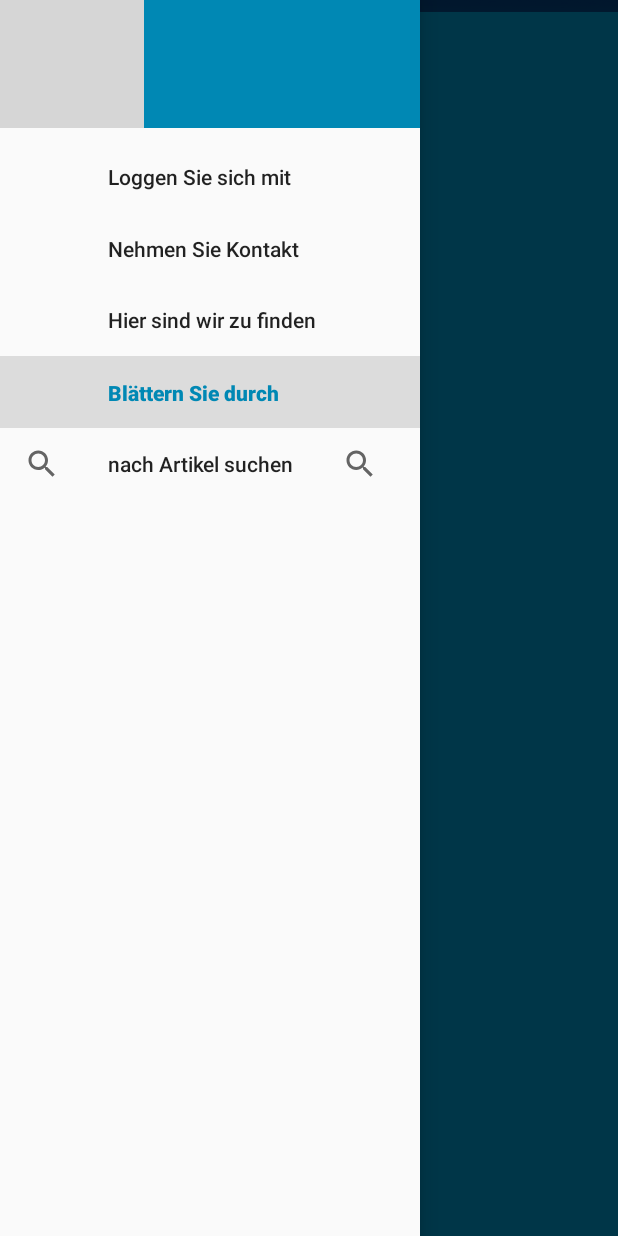
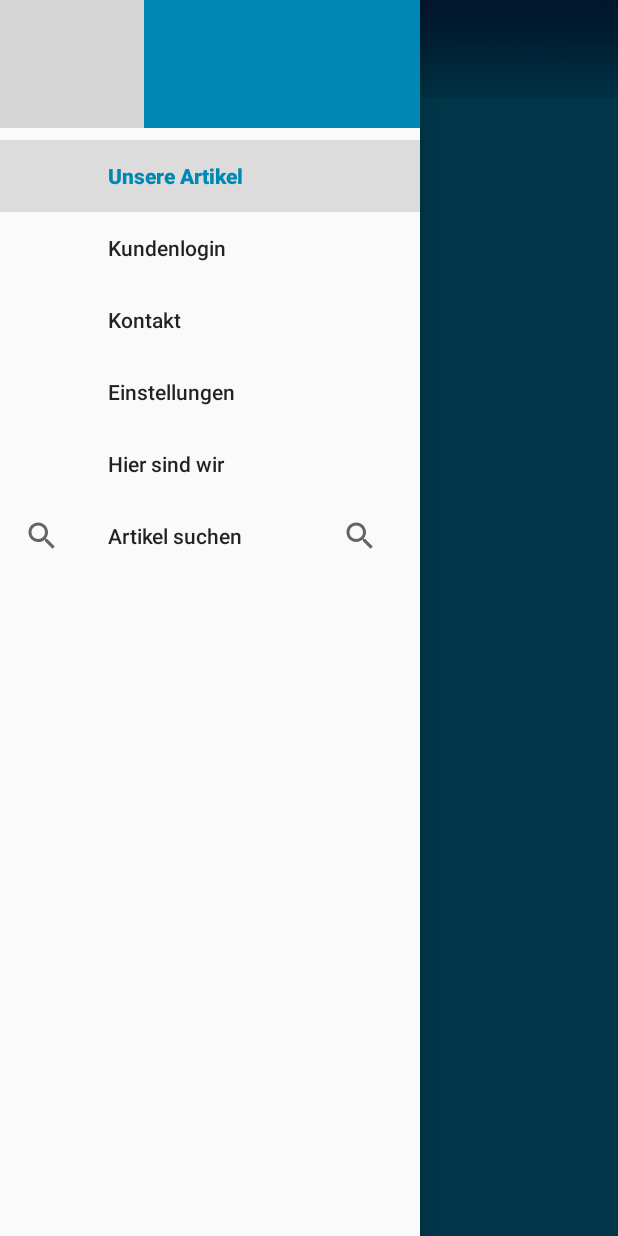
Before and after one commit to TrikiDino/Arndt, an Android app: the ActivitySucherg screen opened directly, with no data from a screen before it, with the side drawer open, on a phone screen of 412 x 824 dp. Run offline under Robolectric (Android 15) with nearby library versions, the phone set to English and light mode, and no system bars; network calls fail; 1 statement that could not run was skipped; grey boxes are pictures that could not be loaded.

Commit message:
20190316_04

```diff
--- a/app/src/main/res/layout/activity_sucherg.xml
+++ b/app/src/main/res/layout/activity_sucherg.xml
@@ -1,3 +1,4 @@
+<?xml version="1.0" encoding="utf-8"?>
 <android.support.v4.widget.DrawerLayout xmlns:android="http://schemas.android.com/apk/res/android"
     xmlns:app="http://schemas.android.com/apk/res-auto"
     xmlns:tools="http://schemas.android.com/tools"
@@ -13,16 +14,20 @@
 
         <include
             android:id="@+id/toolbar"
-            layout="@layout/toolbar_main" />
+            layout="@layout/toolbar_main"
+            android:layout_width="0dp"
+            android:layout_height="85dp"
+            app:layout_constraintEnd_toEndOf="parent"
+            app:layout_constraintStart_toStartOf="parent"
+            app:layout_constraintTop_toTopOf="parent" />
 
         <android.support.v7.widget.RecyclerView
             android:id="@+id/rcKatGruppe"
             android:layout_width="match_parent"
             android:layout_height="match_parent"
-            android:layout_marginTop="8dp"
+            android:layout_marginTop="65dp"
             android:background="@color/colorPrimary"
-            app:layout_constraintTop_toBottomOf="@+id/toolbar"
-            tools:layout_marginTop="@dimen/nav_header_height" />
+            app:layout_constraintTop_toBottomOf="@+id/toolbar" />
 
 
     </android.support.constraint.ConstraintLayout>
--- a/app/src/main/res/menu/menu_nav.xml
+++ b/app/src/main/res/menu/menu_nav.xml
@@ -4,18 +4,22 @@
 
     <group android:checkableBehavior="single">
 
+        <item
+            android:id="@+id/nav_katalog"
+            android:checked="true"
+            android:title="@string/katalog" />
         <item android:id="@+id/nav_login"
             android:title="@string/login"/>
 
         <item android:id="@+id/nav_kontakt"
             android:title="@string/kontakt"/>
 
+        <item
+            android:id="@+id/nav_einstellung"
+            android:title="@string/einstellung" />
         <item android:id="@+id/nav_map"
             android:title="@string/map"/>
 
-        <item android:id="@+id/nav_katalog"
-            android:title="@string/katalog"
-            android:checked="true"/>
         <item
             android:id="@+id/app_bar_search"
             android:icon="@drawable/ic_search_black_24dp"
--- a/app/src/main/res/values/strings.xml
+++ b/app/src/main/res/values/strings.xml
@@ -1,17 +1,19 @@
 <resources>
-    <string name="app_titel">Hans Arndt GmbH</string>
-    <string name="title_activity_katalog">Katalogübersicht</string>
-    <string name="title_activity_sucherg">Artikelauswahl</string>
-    <string name="title_activity_artikel">Artikeldetails</string>
+    <string name="app_titel">   Hans Arndt GmbH</string>
+    <string name="title_activity_katalog">   Katalogübersicht</string>
+    <string name="title_activity_sucherg">   Artikelauswahl</string>
+    <string name="title_activity_artikel">   Artikeldetails</string>
 
-    <string name="app_name">Hans Arndt GmbH</string>
+    <string name="app_name">   Hans Arndt GmbH</string>
     <string name="artikel">Einzelansicht Artikel</string>
-    <string name="map">Hier sind wir zu finden</string>
+    <string name="map">Hier sind wir </string>
     <string name="sucherg">Das Ergebnis ihrer Suche</string>
+    <string name="suchen">Artikel suchen</string>
+    <string name="einstellung">Einstellungen</string>
 
-    <string name="login">"Loggen Sie sich mit \nihrer Kundennummer ein"</string>
-    <string name="kontakt">"Nehmen Sie Kontakt \nzu uns auf"</string>
-    <string name="katalog">"Blättern Sie durch \nunsere Artikel"</string>
+    <string name="login">Kundenlogin</string>
+    <string name="kontakt">Kontakt</string>
+    <string name="katalog">Unsere Artikel</string>
 
     <string name="nav_open_drawer">Open navigation drawer</string>
     <string name="nav_close_drawer">Close navigation drawer</string>
@@ -28,7 +30,6 @@
     <string name="k10">Kästen und Schraubenschlüssel</string>
     <string name="kneu">Neuheiten 2019</string>
     <string name="kaktion">Aktuelle Monatsaktion</string>
-    <string name="suchen">nach Artikel suchen</string>
 
     <string name="navigation_drawer_open">Open navigation drawer</string>
     <string name="navigation_drawer_close">Close navigation drawer</string>
```
Also changed, not shown: app/src/main/res/layout-land/activity_artikel.xml (added, +23 -0 lines), app/src/main/res/layout/activity_artikel.xml (+17 -2 lines).
